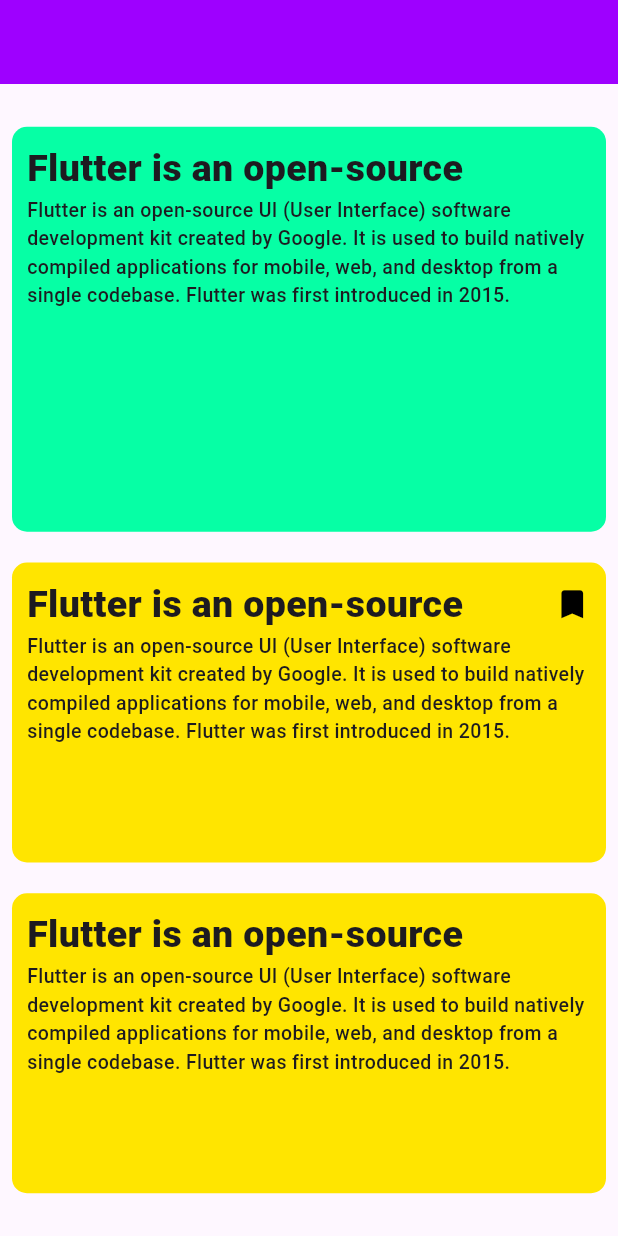
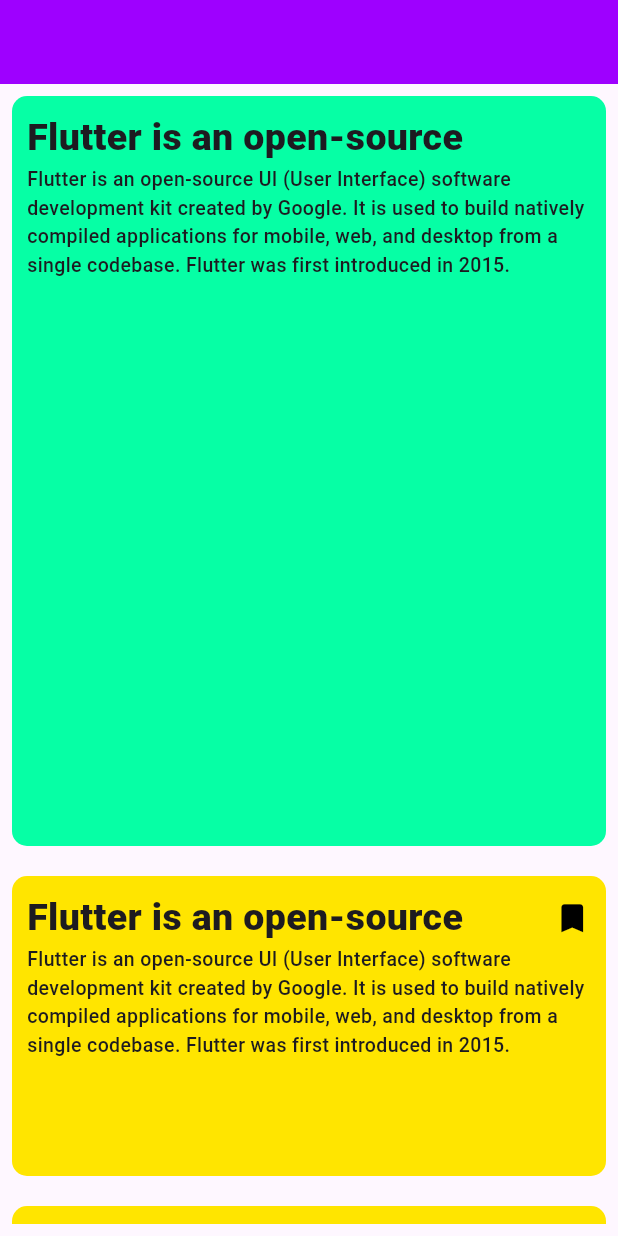
Before and after one commit to KrishanthaBSomarathna/Fultter-Tutorial, a Flutter app: the screen it shows after launch, on a phone screen of 412 x 824 dp. Run offline on Flutter 3.47's test engine with Material 3 defaults, Android fonts, the phone set to English and light mode, and no system bars; our stand-ins replace device_preview.

Commit message:
Update main.dart

```diff
--- a/lib/main.dart
+++ b/lib/main.dart
@@ -26,12 +26,13 @@ class MyApp extends StatelessWidget {
         appBar: AppBar(backgroundColor: Color(0xff9E00FF)),
         body: Padding(
           padding: const EdgeInsets.all(8.0),
+          child: SingleChildScrollView(
             child: Column(
               mainAxisAlignment: MainAxisAlignment.spaceEvenly,
               children: [
                 Container(
                   padding: EdgeInsets.all(10.0),
-                height: 270,
+                  height: 500,
 
                   width: double.infinity,
                   decoration: BoxDecoration(
@@ -57,6 +58,9 @@ class MyApp extends StatelessWidget {
                       ),
                     ],
                   ),
+                ),
+                SizedBox(
+                  height: 20,
                 ),
                 Container(
                   padding: EdgeInsets.all(10.0),
@@ -96,6 +100,9 @@ class MyApp extends StatelessWidget {
                     ],
                   ),
                 ),
+                SizedBox(
+                  height: 20,
+                ),
                 Container(
                   padding: EdgeInsets.all(10.0),
                   height: 200,
@@ -128,6 +135,7 @@ class MyApp extends StatelessWidget {
             ),
           ),
         ),
+      ),
     );
   }
 }
```
Lines whose indentation alone changed are shown as unchanged.
